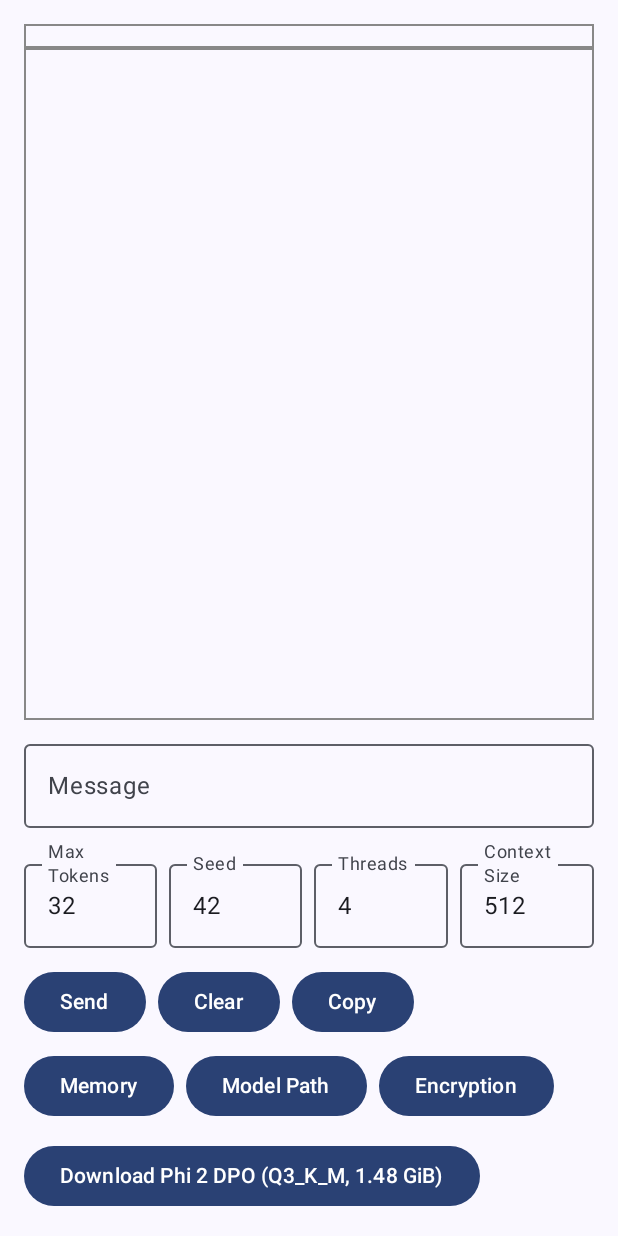
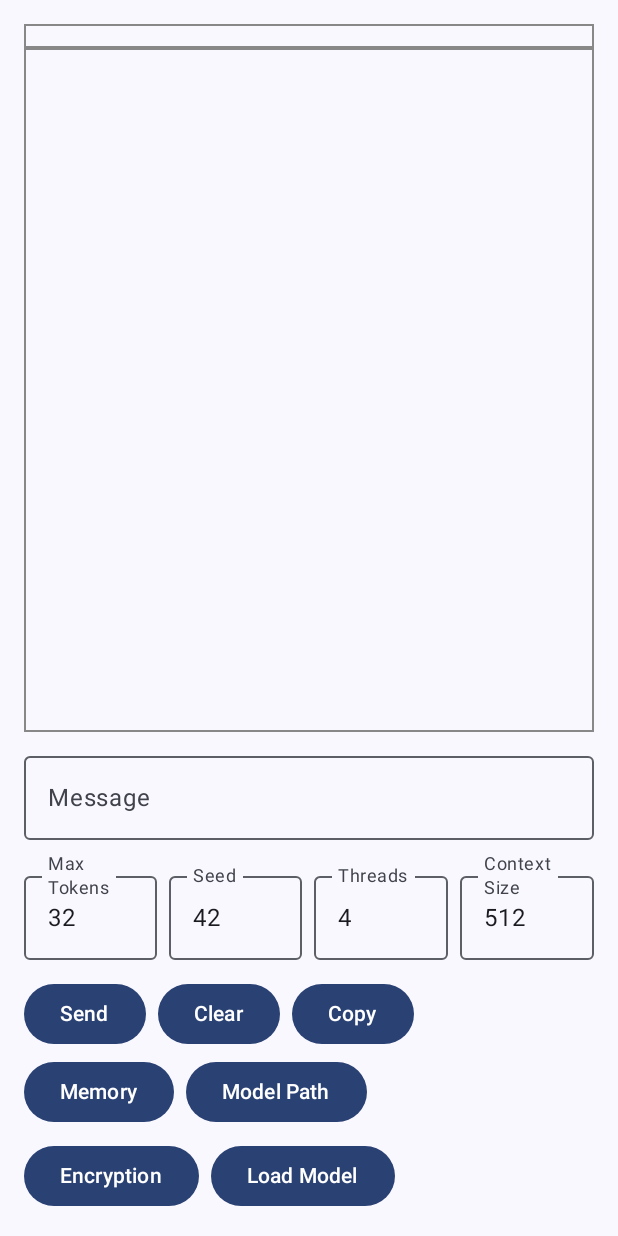
Before and after one commit to crosscore/llama.cpp-patchd, an Android app built with Jetpack Compose: the screen it shows after launch (MainActivity), after a tap on "Clear", on a phone screen of 412 x 824 dp. Run offline under Robolectric (Android 15) with nearby library versions, the phone set to English and light mode, and no system bars; pictures from the network do not load.

Commit message:
add Dialogs.kt

```diff
--- a/llama.cpp-b2710/examples/llama.android/app/src/main/java/com/example/llama/MainActivity.kt
+++ b/llama.cpp-b2710/examples/llama.android/app/src/main/java/com/example/llama/MainActivity.kt
@@ -23,26 +23,22 @@ import androidx.compose.foundation.verticalScroll
 import androidx.compose.material3.*
 import androidx.compose.runtime.Composable
 import androidx.compose.runtime.remember
+import androidx.compose.runtime.getValue
+import androidx.compose.runtime.mutableStateOf
+import androidx.compose.runtime.setValue
 import androidx.compose.ui.Modifier
 import androidx.compose.ui.graphics.Color
 import androidx.compose.ui.platform.LocalContext
 import androidx.compose.ui.unit.dp
-import androidx.compose.runtime.getValue
-import androidx.compose.runtime.mutableStateOf
-import androidx.compose.runtime.setValue
 import androidx.core.content.getSystemService
 import com.example.llama.ui.theme.LlamaAndroidTheme
 import java.io.File
 
-class MainActivity(
-    activityManager: ActivityManager? = null,
-    downloadManager: DownloadManager? = null,
-    clipboardManager: ClipboardManager? = null,
-) : ComponentActivity() {
+class MainActivity : ComponentActivity() {
 
-    private val activityManager by lazy { activityManager ?: getSystemService<ActivityManager>()!! }
-    private val downloadManager by lazy { downloadManager ?: getSystemService<DownloadManager>()!! }
-    private val clipboardManager by lazy { clipboardManager ?: getSystemService<ClipboardManager>()!! }
+    private val activityManager by lazy { getSystemService<ActivityManager>()!! }
+    private val downloadManager by lazy { getSystemService<DownloadManager>()!! }
+    private val clipboardManager by lazy { getSystemService<ClipboardManager>()!! }
 
     private val viewModel: MainViewModel by viewModels()
 
@@ -91,6 +87,7 @@ class MainActivity(
 
         setContent {
             var showEncryptionDialog by remember { mutableStateOf(false) }
+            var showModelDialog by remember { mutableStateOf(false) }
 
             LlamaAndroidTheme {
                 Surface(
@@ -103,7 +100,9 @@ class MainActivity(
                         downloadManager,
                         models,
                         showEncryptionDialog,
-                        onShowEncryptionDialog = { showEncryptionDialog = it }
+                        onShowEncryptionDialog = { showEncryptionDialog = it },
+                        showModelDialog,
+                        onShowModelDialog = { showModelDialog = it }
                     )
                 }
             }
@@ -118,7 +117,9 @@ fun MainCompose(
     dm: DownloadManager,
     models: List<Downloadable>,
     showEncryptionDialog: Boolean,
-    onShowEncryptionDialog: (Boolean) -> Unit
+    onShowEncryptionDialog: (Boolean) -> Unit,
+    showModelDialog: Boolean,
+    onShowModelDialog: (Boolean) -> Unit
 ) {
     val context = LocalContext.current
 
@@ -250,17 +251,28 @@ fun MainCompose(
             }) { Text("Copy") }
         }
 
-        Row(
-            modifier = Modifier
-                .fillMaxWidth()
-                .padding(vertical = 4.dp),
-            horizontalArrangement = Arrangement.spacedBy(8.dp)
+        // ボタンを2つの行に分割
+        Column(
+            modifier = Modifier.fillMaxWidth(),
+            verticalArrangement = Arrangement.spacedBy(8.dp)
         ) {
-            Button(onClick = { viewModel.toggleMemoryInfo() }) { Text("Memory") }
-            Button(onClick = { viewModel.toggleModelPath() }) { Text("Model Path") }
-            Button(onClick = { onShowEncryptionDialog(true) }) { Text("Encryption") }
+            Row(
+                modifier = Modifier.fillMaxWidth(),
+                horizontalArrangement = Arrangement.spacedBy(8.dp)
+            ) {
+                Button(onClick = { viewModel.toggleMemoryInfo() }) { Text("Memory") }
+                Button(onClick = { viewModel.toggleModelPath() }) { Text("Model Path") }
+            }
+            Row(
+                modifier = Modifier.fillMaxWidth(),
+                horizontalArrangement = Arrangement.spacedBy(8.dp)
+            ) {
+                Button(onClick = { onShowEncryptionDialog(true) }) { Text("Encryption") }
+                Button(onClick = { onShowModelDialog(true) }) { Text("Load Model") }
+            }
         }
 
+        // ダイアログの表示
         if (showEncryptionDialog) {
             EncryptionDialog(
                 onDismiss = { onShowEncryptionDialog(false) },
@@ -272,10 +284,13 @@ fun MainCompose(
             )
         }
 
-        Column(modifier = Modifier.padding(top = 8.dp)) {
-            for (model in models) {
-                Downloadable.Button(viewModel, dm, model)
-            }
+        if (showModelDialog) {
+            ModelDialog(
+                onDismiss = { onShowModelDialog(false) },
+                models = models,
+                viewModel = viewModel,
+                dm = dm
+            )
         }
     }
 }
```
Also changed, not shown: llama.cpp-b2710/examples/llama.android/app/src/main/java/com/example/llama/Dialogs.kt (added, +79 -0 lines), llama.cpp-b2710/examples/llama.android/app/src/main/java/com/example/llama/EncryptionDialog.kt (deleted, +0 -35 lines).
